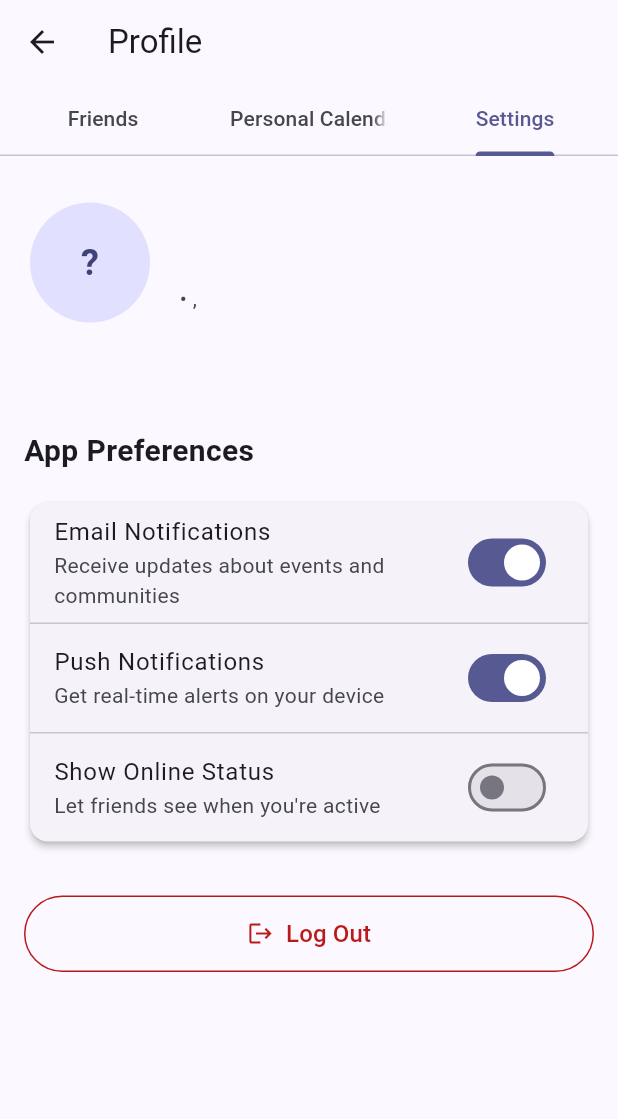
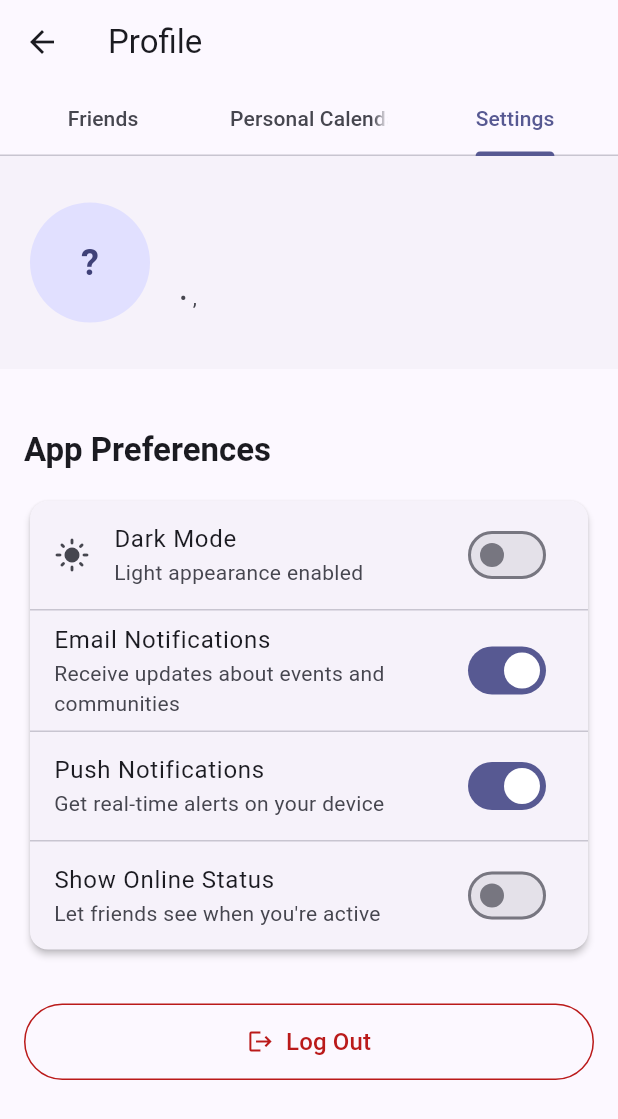
Before and after one commit to ys-243/MonoSodium-Glutamate, a Flutter app: the ProfileScreen screen opened directly with empty values, tab 3 chosen, on a phone screen of 412 x 824 dp. Shown: the top 1119 px of the screen. Run offline on Flutter 3.47's test engine with Material 3 defaults, Android fonts, the phone set to English and light mode, and no system bars; our stand-ins replace flutter_dotenv, flutter_riverpod, shared_preferences, supabase_flutter, table_calendar; accounts and stored records are empty.

Commit message:
added light/dark preferences

```diff
--- a/lib/screens/profile_screen.dart
+++ b/lib/screens/profile_screen.dart
@@ -5,11 +5,17 @@ import 'package:supabase_flutter/supabase_flutter.dart';
 import 'package:plannus/services/friend_service.dart';
 import 'package:plannus/screens/chat_screen.dart';
 import 'package:table_calendar/table_calendar.dart';
+import 'package:plannus/theme_controller.dart';
 
 class ProfileScreen extends StatefulWidget {
   final VoidCallback onLogout;
-
-  const ProfileScreen({super.key, required this.onLogout});
+  final ThemeController themeController;
+
+  const ProfileScreen({
+    super.key,
+    required this.onLogout,
+    required this.themeController,
+  });
 
   @override
   State<ProfileScreen> createState() => _ProfileScreenState();
@@ -207,6 +213,9 @@ class _ProfileScreenState extends State<ProfileScreen> with SingleTickerProvider
 
   @override
   Widget build(BuildContext context) {
+    final colorScheme = Theme.of(context).colorScheme;
+    final textTheme = Theme.of(context).textTheme;
+
     return Scaffold(
       appBar: AppBar(
         title: const Text('Profile'),
@@ -221,53 +230,83 @@ class _ProfileScreenState extends State<ProfileScreen> with SingleTickerProvider
       ),
       body: Column(
         children: [
+          // Profile information header
           Container(
+            width: double.infinity,
             padding: const EdgeInsets.all(20),
+            color: colorScheme.surfaceContainerLow,
             child: Row(
               children: [
                 CircleAvatar(
                   radius: 40,
+                  backgroundColor: colorScheme.primaryContainer,
+                  foregroundColor: colorScheme.onPrimaryContainer,
                   child: _isLoadingProfile
-                      ? const CircularProgressIndicator()
+                      ? SizedBox(
+                          width: 28,
+                          height: 28,
+                          child: CircularProgressIndicator(
+                            strokeWidth: 3,
+                            color: colorScheme.primary,
+                          ),
+                        )
                       : Text(
                           _getInitials(),
-                          style: const TextStyle(fontSize: 24, fontWeight: FontWeight.bold),
+                          style: textTheme.headlineSmall?.copyWith(
+                            fontWeight: FontWeight.bold,
+                            color: colorScheme.onPrimaryContainer,
+                          ),
                         ),
                 ),
+
                 const SizedBox(width: 16),
+
                 Expanded(
                   child: Column(
                     crossAxisAlignment: CrossAxisAlignment.start,
                     children: [
                       Text(
-                        _isLoadingProfile ? 'Loading...' : _profileData?['user_name'] ?? 'Unknown User',
-                        style: const TextStyle(
-                          fontSize: 24,
+                        _isLoadingProfile
+                            ? 'Loading...'
+                            : _profileData?['user_name'] ?? 'Unknown User',
+                        style: textTheme.headlineSmall?.copyWith(
                           fontWeight: FontWeight.bold,
                         ),
                       ),
+
                       const SizedBox(height: 4),
+
                       Text(
-                        _isLoadingProfile ? 'Loading...' : '${_profileData?['first_name'] ?? ''} ${_profileData?['last_name'] ?? ''}',
-                        style: TextStyle(
-                          fontSize: 16,
-                          color: Theme.of(context).colorScheme.onSurfaceVariant,
+                        _isLoadingProfile
+                            ? 'Loading...'
+                            : '${_profileData?['first_name'] ?? ''} '
+                                '${_profileData?['last_name'] ?? ''}',
+                        style: textTheme.bodyLarge?.copyWith(
+                          color: colorScheme.onSurfaceVariant,
                         ),
                       ),
+
                       const SizedBox(height: 4),
+
                       Text(
                         _isLoadingProfile
                             ? '...'
-                            : '${_profileData?['school'] ?? ''} • ${_profileData?['major'] ?? ''}, ${_profileData?['year_of_study'] ?? ''}',
-                        style: TextStyle(
-                          color: Theme.of(context).colorScheme.onSurfaceVariant,
+                            : '${_profileData?['school'] ?? ''} '
+                                '• ${_profileData?['major'] ?? ''}, '
+                                '${_profileData?['year_of_study'] ?? ''}',
+                        style: textTheme.bodyMedium?.copyWith(
+                          color: colorScheme.onSurfaceVariant,
                         ),
                       ),
+
+                      const SizedBox(height: 2),
+
                       Text(
-                        _isLoadingProfile ? '...' : _profileData?['email'] ?? '',
-                        style: TextStyle(
-                          fontSize: 12,
-                          color: Theme.of(context).colorScheme.onSurfaceVariant,
+                        _isLoadingProfile
+                            ? '...'
+                            : _profileData?['email'] ?? '',
+                        style: textTheme.bodySmall?.copyWith(
+                          color: colorScheme.onSurfaceVariant,
                         ),
                       ),
                     ],
@@ -276,6 +315,7 @@ class _ProfileScreenState extends State<ProfileScreen> with SingleTickerProvider
               ],
             ),
           ),
+
           Expanded(
             child: TabBarView(
               controller: _tabController,
@@ -845,86 +885,105 @@ class _ProfileScreenState extends State<ProfileScreen> with SingleTickerProvider
     );
   }
   Widget _buildSettingsTab() {
+    final colorScheme = Theme.of(context).colorScheme;
+    final textTheme = Theme.of(context).textTheme;
+
     return ListView(
       padding: const EdgeInsets.all(16),
       children: [
-        // Deprecated profile settings, might change to a seperate screen in the future.
-
-        // const Text(
-        //   'Profile Settings',
-        //   style: TextStyle(
-        //     fontSize: 20,
-        //     fontWeight: FontWeight.bold,
-        //   ),
-        // ),
-        // const SizedBox(height: 16),
-        // Card(
-        //   child: Padding(
-        //     padding: const EdgeInsets.all(16),
-        //     child: Column(
-        //       children: [
-        //         TextField(
-        //           decoration: const InputDecoration(labelText: 'Full Name'),
-        //           controller: _nameController,
-        //         ),
-        //         const SizedBox(height: 16),
-        //         TextField(
-        //           decoration: const InputDecoration(labelText: 'Major'),
-        //           controller: _majorController,
-        //         ),
-        //         const SizedBox(height: 16),
-        //         TextField(
-        //           decoration: const InputDecoration(labelText: 'Year of Study'),
-        //           controller: _yearController,
-        //         ),
-        //       ],
-        //     ),
-        //   ),
-        // ),
-
         const SizedBox(height: 24),
-        const Text(
+
+        Text(
           'App Preferences',
-          style: TextStyle(
-            fontSize: 20,
+          style: textTheme.titleLarge?.copyWith(
             fontWeight: FontWeight.bold,
           ),
         ),
+
         const SizedBox(height: 16),
+
         Card(
           child: Column(
             children: [
+              // Light and dark mode switch
+              AnimatedBuilder(
+                animation: widget.themeController,
+                builder: (context, child) {
+                  final bool isDarkMode =
+                      widget.themeController.themeMode == ThemeMode.dark;
+
+                  return SwitchListTile(
+                    secondary: Icon(
+                      isDarkMode
+                          ? Icons.dark_mode
+                          : Icons.light_mode,
+                    ),
+                    title: const Text('Dark Mode'),
+                    subtitle: Text(
+                      isDarkMode
+                          ? 'Dark appearance enabled'
+                          : 'Light appearance enabled',
+                    ),
+                    value: isDarkMode,
+                    onChanged: (bool enabled) {
+                      widget.themeController.setThemeMode(
+                        enabled
+                            ? ThemeMode.dark
+                            : ThemeMode.light,
+                      );
+                    },
+                  );
+                },
+              ),
+
+              const Divider(height: 1),
+
               SwitchListTile(
                 title: const Text('Email Notifications'),
-                subtitle:
-                    const Text('Receive updates about events and communities'),
+                subtitle: const Text(
+                  'Receive updates about events and communities',
+                ),
                 value: true,
                 onChanged: (value) {},
               ),
+
               const Divider(height: 1),
+
               SwitchListTile(
                 title: const Text('Push Notifications'),
-                subtitle: const Text('Get real-time alerts on your device'),
+                subtitle: const Text(
+                  'Get real-time alerts on your device',
+                ),
                 value: true,
                 onChanged: (value) {},
               ),
+
               const Divider(height: 1),
+
               SwitchListTile(
                 title: const Text('Show Online Status'),
-                subtitle: const Text("Let friends see when you're active"),
+                subtitle: const Text(
+                  "Let friends see when you're active",
+                ),
                 value: false,
                 onChanged: (value) {},
               ),
             ],
           ),
         ),
+
         const SizedBox(height: 32),
+
         OutlinedButton.icon(
           onPressed: () => _confirmLogout(context),
           style: OutlinedButton.styleFrom(
-            foregroundColor: Theme.of(context).colorScheme.error,
-            side: BorderSide(color: Theme.of(context).colorScheme.error),
-            padding: const EdgeInsets.symmetric(vertical: 14),
+            foregroundColor: colorScheme.error,
+            side: BorderSide(
+              color: colorScheme.error,
+            ),
+            padding: const EdgeInsets.symmetric(
+              vertical: 14,
+            ),
           ),
           icon: const Icon(Icons.logout),
           label: const Text(
@@ -932,11 +991,11 @@ class _ProfileScreenState extends State<ProfileScreen> with SingleTickerProvider
             style: TextStyle(fontSize: 16),
           ),
         ),
+
         const SizedBox(height: 16),
       ],
     );
   }
-
 
   Future<void> _showNusModsImportDialog() async {
     _nusModsLinkController.clear();
--- /dev/null
+++ b/lib/theme_controller.dart
@@ -0,0 +1,43 @@
+import 'package:flutter/material.dart';
+import 'package:shared_preferences/shared_preferences.dart';
+
+class ThemeController extends ChangeNotifier {
+
+  static const String _themeKey = 'theme_mode';
+  final SharedPreferencesAsync _preferences = SharedPreferencesAsync();
+
+  ThemeMode _themeMode = ThemeMode.system;
+  ThemeMode get themeMode => _themeMode;
+  bool get isDarkMode => _themeMode == ThemeMode.dark;
+
+  Future<void> loadTheme() async {
+    final String? savedTheme = await _preferences.getString(_themeKey);
+
+    switch (savedTheme) {
+      case 'light':
+        _themeMode = ThemeMode.light;
+        break;
+      case 'dark':
+        _themeMode = ThemeMode.dark;
+        break;
+      case 'system':
+      default:
+        _themeMode = ThemeMode.system;
+        break;
+    }
+    notifyListeners();
+  }
+
+  Future<void> setThemeMode(ThemeMode mode) async {
+    if (_themeMode == mode) {
+      return;
+    }
+    _themeMode = mode;
+    notifyListeners();
+
+    await _preferences.setString(
+      _themeKey,
+      mode.name,
+    );
+  }
+}
--- a/pubspec.yaml
+++ b/pubspec.yaml
@@ -39,6 +39,7 @@ dependencies:
   table_calendar: ^3.2.0
   supabase_flutter: ^2.12.4
   flutter_dotenv: ^5.0.2
+  shared_preferences: ^2.5.5
 
 dev_dependencies:
   flutter_test:
```
Also changed, not shown: lib/main.dart (+55 -3 lines), lib/screens/login_screen.dart (+11 -3 lines), lib/screens/main_screen.dart (+9 -2 lines), lib/screens/profile_setup_screen.dart (+9 -3 lines), lib/screens/register_screen.dart (+7 -2 lines), lib/services/auth_service.dart (+10 -4 lines), pubspec.lock.
